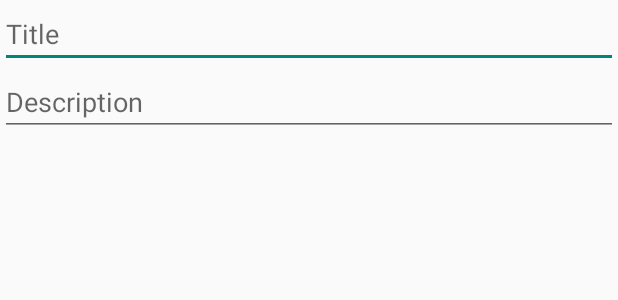
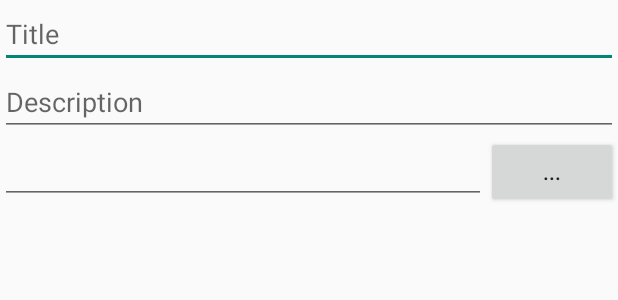
Before and after one commit to oss-fruct-org/audioguide, an Android app: the layout dialog_add_point.xml on its own in the app's theme, with its tools: preview values and no code run, on a phone screen of 412 x 824 dp. Shown: the top 300 px of the screen. Run offline under Robolectric (Android 15) with nearby library versions, the phone set to English and light mode, and no system bars.

Commit message:
Buttons for files

```diff
--- a/AudioGuide/src/main/res/layout/dialog_add_point.xml
+++ b/AudioGuide/src/main/res/layout/dialog_add_point.xml
@@ -1,9 +1,9 @@
 <?xml version="1.0" encoding="utf-8"?>
 
 <LinearLayout xmlns:android="http://schemas.android.com/apk/res/android"
-              android:orientation="vertical"
-              android:layout_width="match_parent"
-              android:layout_height="match_parent">
+    android:orientation="vertical"
+    android:layout_width="match_parent"
+    android:layout_height="match_parent">
 
     <EditText
         android:id="@+id/text_title"
@@ -18,4 +18,28 @@
         android:inputType="text"
         android:layout_width="match_parent"
         android:layout_height="wrap_content"/>
+
+    <RelativeLayout
+        android:orientation="horizontal"
+        android:layout_width="match_parent"
+        android:layout_height="wrap_content">
+
+        <EditText
+            android:layout_alignParentLeft="true"
+            android:layout_toLeftOf="@+id/image_file_button"
+
+            android:inputType="text"
+            android:id="@+id/image_file"
+            android:layout_width="wrap_content"
+            android:layout_height="wrap_content" />
+
+        <Button
+            android:layout_alignParentRight="true"
+
+            android:id="@id/image_file_button"
+            android:layout_width="wrap_content"
+            android:layout_height="wrap_content"
+            android:text="..."/>
+
+    </RelativeLayout>
 </LinearLayout>
```
Also changed, not shown: AudioGuide/src/main/java/org/fruct/oss/audioguide/fragments/edit/EditPointDialog.java (+38 -2 lines).
